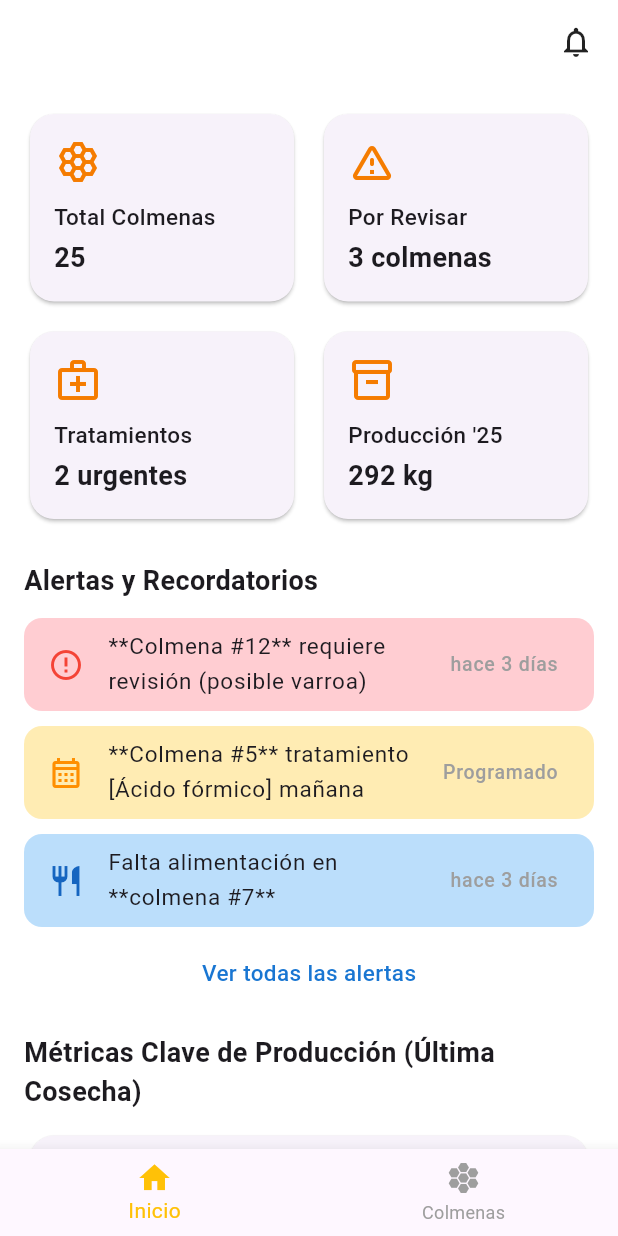
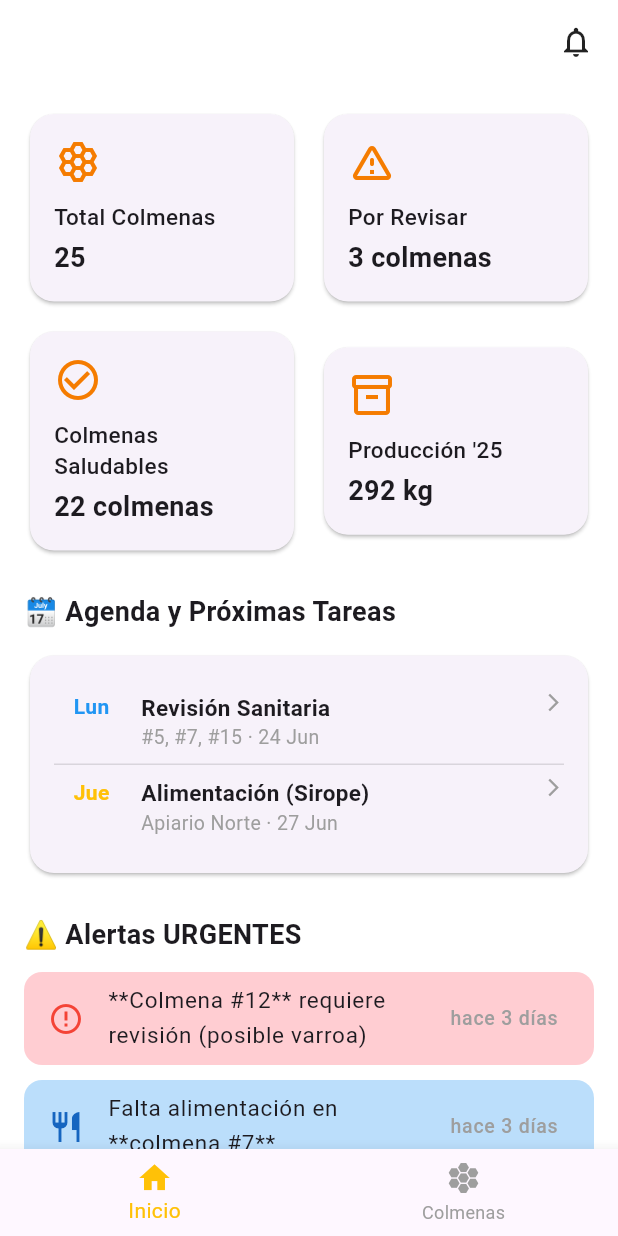
Before and after one commit to 5PR1NGTR4P/MorganApp, a Flutter app: the screen it shows after launch, on a phone screen of 412 x 824 dp. Run offline on Flutter 3.47's test engine with Material 3 defaults, Android fonts, the phone set to English and light mode, and no system bars.

Commit message:
Se agrega lo de agenda y se actualiza la parte de tratamiento y cosecha

```diff
--- a/abejajaja/lib/cosecha.dart
+++ b/abejajaja/lib/cosecha.dart
@@ -11,6 +11,7 @@ class cosecha extends StatelessWidget {
         title: Text("Cosecha en $numeroColmena", style: const TextStyle(fontWeight: FontWeight.w600)),
         backgroundColor: Colors.white,
         elevation: 0,
+        iconTheme: const IconThemeData(color: Colors.black),
       ),
       body: SingleChildScrollView(
         padding: const EdgeInsets.all(20),
--- a/abejajaja/lib/dashboard.dart
+++ b/abejajaja/lib/dashboard.dart
@@ -1,9 +1,10 @@
 import 'package:flutter/material.dart';
 import 'package:abejajaja/colmenas.dart';
-import 'package:abejajaja/tratamiento.dart';
 import 'dart:math' as math;
 
-
+// ----------------------------------------------------------------------
+// WIDGET AUXILIAR: HexagonPainter (para la gráfica de producción)
+// ----------------------------------------------------------------------
 class HexagonPainter extends CustomPainter {
   final Color color;
   final Color borderColor;
@@ -23,9 +24,9 @@ class HexagonPainter extends CustomPainter {
     final double centerX = size.width / 2;
     final double centerY = size.height / 2;
 
-
+    // Calcula los 6 puntos del hexágono
     final List<Offset> points = List.generate(6, (index) {
-      final double angle = math.pi / 3 * index + math.pi / 6; // +pi/6 para que una cara sea horizontal
+      final double angle = math.pi / 3 * index + math.pi / 6;
       return Offset(
         centerX + radius * math.cos(angle),
         centerY + radius * math.sin(angle),
@@ -34,16 +35,16 @@ class HexagonPainter extends CustomPainter {
 
     final Path path = Path()..addPolygon(points, true);
 
-
+    // Dibuja las sombras primero
     for (final shadow in boxShadows) {
       canvas.drawShadow(path, shadow.color, shadow.blurRadius, false);
     }
 
-
+    // Dibuja el relleno
     final Paint fillPaint = Paint()..color = color;
     canvas.drawPath(path, fillPaint);
 
-
+    // Dibuja el borde
     final Paint borderPaint = Paint()
       ..color = borderColor
       ..style = PaintingStyle.stroke
@@ -57,7 +58,9 @@ class HexagonPainter extends CustomPainter {
   }
 }
 
-
+// ----------------------------------------------------------------------
+// CLASE PRINCIPAL: DASHBOARDPAGE
+// ----------------------------------------------------------------------
 class DashboardPage extends StatelessWidget {
   const DashboardPage({super.key});
 
@@ -104,10 +107,11 @@ class DashboardPage extends StatelessWidget {
 
             Row(
               children: [
+                // CAMBIO: Se ajusta esta tarjeta
                 Expanded(child: _construirTarjetaDashboard(
-                  icon: Icons.medical_services_outlined,
-                  title: "Tratamientos",
-                  value: "2 urgentes",
+                  icon: Icons.check_circle_outline,
+                  title: "Colmenas Saludables",
+                  value: "22 colmenas",
                 )),
                 const SizedBox(width: 12),
                 Expanded(child: _construirTarjetaDashboard(
@@ -120,9 +124,48 @@ class DashboardPage extends StatelessWidget {
 
             const SizedBox(height: 24),
 
-            // ---- Alertas y Recordatorios ----
+            // ------------------------------------------
+            // ---- CALENDARIO / AGENDA VISUAL ----
+            // ------------------------------------------
             const Text(
-              "Alertas y Recordatorios",
+              "🗓️ Agenda y Próximas Tareas",
+              style: TextStyle(fontSize: 18, fontWeight: FontWeight.w600),
+            ),
+            const SizedBox(height: 12),
+
+            Card(
+              elevation: 1,
+              shape: RoundedRectangleBorder(borderRadius: BorderRadius.circular(16)),
+              child: Padding(
+                padding: const EdgeInsets.all(16),
+                child: Column(
+                  crossAxisAlignment: CrossAxisAlignment.start,
+                  children: [
+                    _construirItemAgenda(
+                      date: "Lun, 24 Jun",
+                      task: "Revisión Sanitaria",
+                      colmena: "#5, #7, #15",
+                      color: Colors.blue,
+                    ),
+                    const Divider(height: 1, color: Colors.black12),
+                    // Tarea de Tratamiento ELIMINADA
+                    _construirItemAgenda(
+                      date: "Jue, 27 Jun",
+                      task: "Alimentación (Sirope)",
+                      colmena: "Apiario Norte",
+                      color: Colors.amber,
+                    ),
+                  ],
+                ),
+              ),
+            ),
+
+            const SizedBox(height: 24),
+            // ------------------------------------------
+
+            // ---- Alertas y Recordatorios URGENTES ----
+            const Text(
+              "⚠️ Alertas URGENTES",
               style: TextStyle(fontSize: 18, fontWeight: FontWeight.w600),
             ),
             const SizedBox(height: 12),
@@ -133,13 +176,6 @@ class DashboardPage extends StatelessWidget {
               time: "hace 3 días",
               color: Colors.red[100],
               iconColor: Colors.red,
-            ),
-            _construirItemAlerta(
-              icon: Icons.calendar_month_outlined,
-              text: "**Colmena #5** tratamiento [Ácido fórmico] mañana",
-              time: "Programado",
-              color: Colors.amber[100],
-              iconColor: Colors.amber[800],
             ),
             _construirItemAlerta(
               icon: Icons.restaurant_outlined,
@@ -153,7 +189,7 @@ class DashboardPage extends StatelessWidget {
 
             Center(
               child: Text(
-                "Ver todas las alertas",
+                "Ver todos los eventos y alarmas",
                 style: TextStyle(
                   color: Colors.blue[700],
                   fontSize: 15,
@@ -164,7 +200,7 @@ class DashboardPage extends StatelessWidget {
 
             const SizedBox(height: 30),
 
-            // ---- Gráfica de Panal de Productos  ----
+            // ---- Gráfica de Panal de Productos (Horizontal con Interlock) ----
             const Text(
               "Métricas Clave de Producción (Última Cosecha)",
               style: TextStyle(fontSize: 18, fontWeight: FontWeight.w600),
@@ -177,7 +213,7 @@ class DashboardPage extends StatelessWidget {
                 padding: const EdgeInsets.symmetric(vertical: 20, horizontal: 8),
                 height: 180,
                 alignment: Alignment.center,
-                child: _construirGraficaPanalInterconectado(), // <-- GRÁFICA CON HEXÁGONOS
+                child: _construirGraficaPanalInterconectado(),
               ),
             ),
 
@@ -185,15 +221,11 @@ class DashboardPage extends StatelessWidget {
 
             // ---- Acciones Rápidas ----
             Row(
-              mainAxisAlignment: MainAxisAlignment.spaceBetween,
+              mainAxisAlignment: MainAxisAlignment.spaceAround, // Ajuste para 2 botones
               children: [
                 _construirBotonAccion(Icons.add, "Agregar\nColmena", () {}),
                 _construirBotonAccion(Icons.checklist, "Registrar\nRevisión", () {}),
-                _construirBotonAccion(Icons.vaccines, "Registrar\nTratamiento", () {
-                  Navigator.push(context, MaterialPageRoute(
-                    builder: (_) => const tratamiento(numeroColmena: "Seleccionar Colmena"),
-                  ));
-                }),
+                // Botón de Tratamiento ELIMINADO
               ],
             ),
             const SizedBox(height: 30),
@@ -229,7 +261,9 @@ class DashboardPage extends StatelessWidget {
     );
   }
 
-
+  // -------------------
+  // Widgets reutilizables
+  // -------------------
 
   Widget _construirTarjetaDashboard({required IconData icon, required String title, required String value}) {
     return Card(
@@ -247,6 +281,48 @@ class DashboardPage extends StatelessWidget {
             Text(value, style: const TextStyle(fontSize: 18, fontWeight: FontWeight.w600)),
           ],
         ),
+      ),
+    );
+  }
+
+  // Widget para ítems de la Agenda / Calendario
+  Widget _construirItemAgenda({
+    required String date,
+    required String task,
+    required String colmena,
+    required Color color,
+  }) {
+    return Padding(
+      padding: const EdgeInsets.symmetric(vertical: 8.0),
+      child: Row(
+        crossAxisAlignment: CrossAxisAlignment.start,
+        children: [
+          Container(
+            width: 50,
+            alignment: Alignment.center,
+            child: Text(
+              date.split(',').first, // Día de la semana
+              style: TextStyle(fontWeight: FontWeight.bold, color: color),
+            ),
+          ),
+          const SizedBox(width: 8),
+          Expanded(
+            child: Column(
+              crossAxisAlignment: CrossAxisAlignment.start,
+              children: [
+                Text(
+                  task,
+                  style: const TextStyle(fontWeight: FontWeight.w600, fontSize: 15),
+                ),
+                Text(
+                  "$colmena · ${date.split(',').last.trim()}", // Colmenas y fecha
+                  style: const TextStyle(color: Colors.grey, fontSize: 13),
+                ),
+              ],
+            ),
+          ),
+          const Icon(Icons.arrow_forward_ios, size: 14, color: Colors.grey),
+        ],
       ),
     );
   }
@@ -282,13 +358,13 @@ class DashboardPage extends StatelessWidget {
     );
   }
 
-  // FUNCIÓN DE GRÁFICA DE PANAL DE PRODUCTOS
+  // FUNCIÓN DE GRÁFICA DE PANAL DE PRODUCTOS (Horizontal con Interlock)
   Widget _construirGraficaPanalInterconectado() {
     return Row(
       mainAxisAlignment: MainAxisAlignment.spaceEvenly,
       crossAxisAlignment: CrossAxisAlignment.center,
       children: [
-        // MIEL
+        // MIEL (Posición normal)
         Expanded(
           child: Center(
             child: _construirHexagonoConContenido(
@@ -300,11 +376,11 @@ class DashboardPage extends StatelessWidget {
             ),
           ),
         ),
-        // POLEN
+        // POLEN (Desplazado hacia abajo para el efecto de interlock)
         Expanded(
-          child: Center(
-            child: Transform.translate(
-              offset: const Offset(0, 15),
+          child: Transform.translate(
+            offset: const Offset(0, 15),
+            child: Center(
               child: _construirHexagonoConContenido(
                 color: Colors.lightGreen.shade600,
                 icon: Icons.spa_outlined,
@@ -315,7 +391,7 @@ class DashboardPage extends StatelessWidget {
             ),
           ),
         ),
-        // CERA
+        // CERA (Posición normal)
         Expanded(
           child: Center(
             child: _construirHexagonoConContenido(
@@ -331,7 +407,7 @@ class DashboardPage extends StatelessWidget {
     );
   }
 
-  // Widget auxiliar para construir cada hexágono
+  // Widget auxiliar para construir cada hexágono con su contenido (usa CustomPainter)
   Widget _construirHexagonoConContenido({
     required Color color,
     required IconData icon,
@@ -339,7 +415,6 @@ class DashboardPage extends StatelessWidget {
     required String labelText,
     required double size,
   }) {
-
     final List<BoxShadow> shadows = [
       BoxShadow(
         color: Colors.black.withOpacity(0.2),
```
Also changed, not shown: abejajaja/lib/colmenas.dart (+25 -84 lines), abejajaja/lib/tratamiento.dart (deleted, +0 -109 lines).
